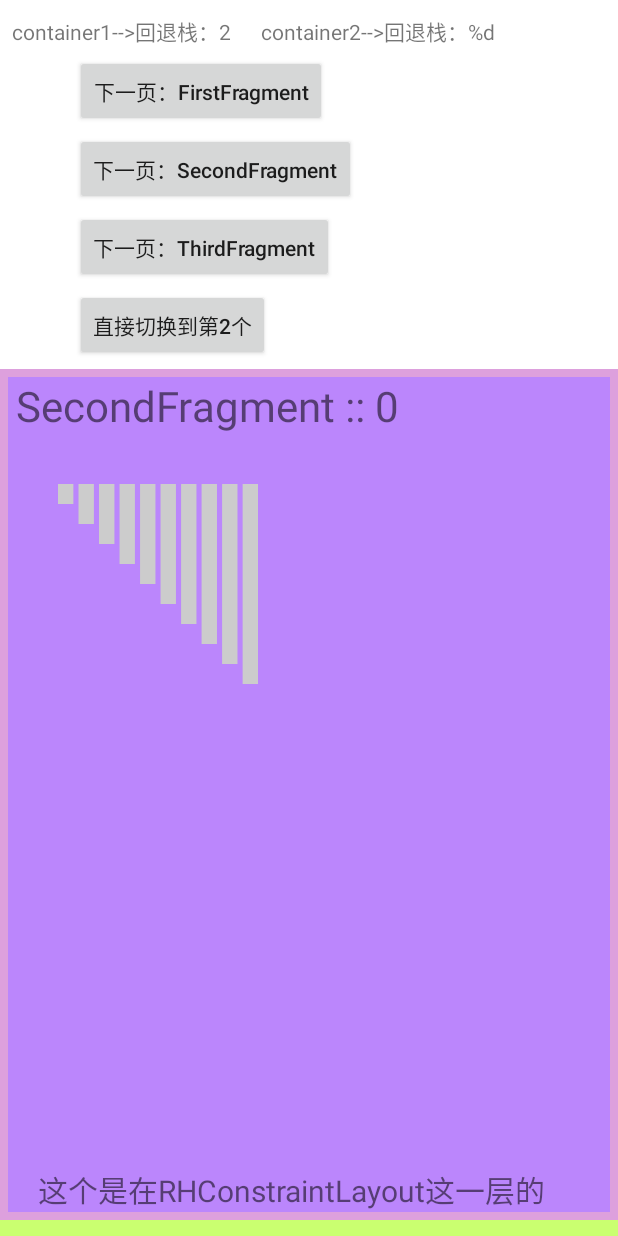
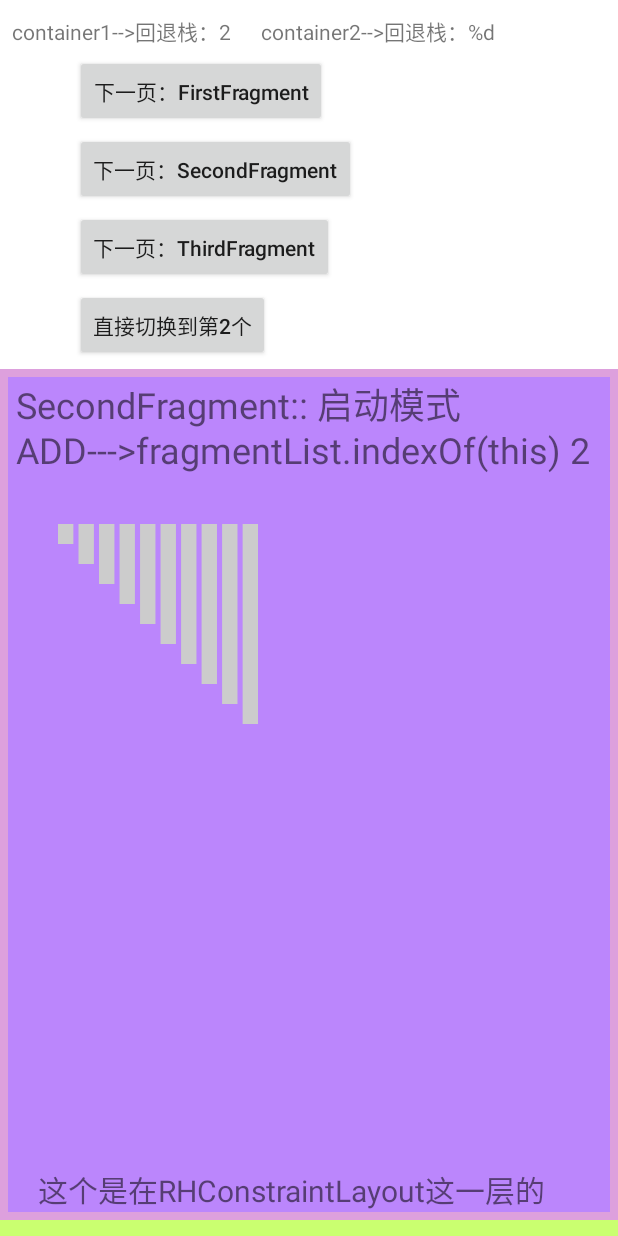
Before and after one commit to bearray123/EnjoyFrament, an Android app: the fragment FirstFragment placed in its activity, after a tap on "下一页：SecondFragment", on a phone screen of 412 x 824 dp. Run offline under Robolectric (Android 15) with nearby library versions, the phone set to English and light mode, and no system bars; pictures from the network do not load; 2 other taps on this screen came first.

Commit message:
调整布局

```diff
--- a/app/src/main/java/xyz/rh/enjoyframent/dialog/RHDialogFragment.kt
+++ b/app/src/main/java/xyz/rh/enjoyframent/dialog/RHDialogFragment.kt
@@ -73,7 +73,7 @@ class RHDialogFragment : DialogFragment() {
         jumpBtn.setOnClickListener {
             NavigationManager.push(
                 SecondFragment(),
-                NavigationManager.REPLACE
+                NavigationManager.ADD
             )
         }
         rootView.findViewById<Button>(R.id.in_dialog_cancel).setOnClickListener {
@@ -103,7 +103,7 @@ class RHDialogFragment : DialogFragment() {
 
                 // 不关注状态丢失的话建议使用dismissAllowingStateLoss
                 dismissAllowingStateLoss()
-            }, 3000)
+            }, /*3000*/0)
         }
         return rootView
     }
@@ -137,6 +137,7 @@ class RHDialogFragment : DialogFragment() {
         if (hidden) {
 //            fragmentTransaction.hide(this)
             dismiss()
+
         } else {
 //            fragmentTransaction.show(this)
             show(this.parentFragmentManager,"")
--- a/app/src/main/java/xyz/rh/enjoyframent/fragment/FirstFragment.kt
+++ b/app/src/main/java/xyz/rh/enjoyframent/fragment/FirstFragment.kt
@@ -58,7 +58,8 @@ class FirstFragment : BaseFragment() {
 
         val fragmentList = parentFragmentManager.fragments
         val currentFragmentIndex = fragmentList.indexOf(this)
-        textView?.text = "${textView?.text} :: ${currentFragmentIndex+1}" // index从0开始的
+        val mode = arguments?.getString("mode")
+        textView?.text = "${textView?.text} :: 启动模式 $mode ---> fragmentList.indexOf(this) = $currentFragmentIndex" // index从0开始的
         mShowDialogBtn = rootView.findViewById(R.id.show_dialog_btn)
         mShowDialogBtn?.setOnClickListener {
             // 方式一：采用DialogFragment来实现弹窗
--- a/app/src/main/java/xyz/rh/enjoyframent/fragment/NavigationManager.kt
+++ b/app/src/main/java/xyz/rh/enjoyframent/fragment/NavigationManager.kt
@@ -38,9 +38,18 @@ object NavigationManager {
 
 
     @JvmStatic
-    fun init(fragmentManager: FragmentManager, pageContainerId: Int) {
-        this.fragmentMananger = fragmentManager
+    fun init(fm: FragmentManager, pageContainerId: Int) {
+        fragmentMananger = fm
         this.pageContainerId = pageContainerId
+
+        fragmentMananger.addOnBackStackChangedListener {
+            val entryCount = fragmentMananger.backStackEntryCount
+            currentFragment = if (entryCount >= 1) {
+                fragmentMananger.fragments[entryCount - 1]
+            } else {
+                null
+            }
+        }
     }
 
     @JvmStatic
--- a/app/src/main/java/xyz/rh/enjoyframent/fragment/SecondFragment.java
+++ b/app/src/main/java/xyz/rh/enjoyframent/fragment/SecondFragment.java
@@ -54,8 +54,11 @@ public class SecondFragment extends BaseFragment {
         List<Fragment> fragmentList = fragmentManager.getFragments();
 
         int currentFragmentIndex = fragmentList.indexOf(this);
-
-        textView.setText(textView.getText() + " :: " + currentFragmentIndex);
+        String mode = "unknow";
+        if (getArguments() != null) {
+            mode = getArguments().getString("mode");
+        }
+        textView.setText(textView.getText() + ":: 启动模式 " + mode + "--->fragmentList.indexOf(this) " + currentFragmentIndex);
 
         return rootView;
 
--- a/app/src/main/java/xyz/rh/enjoyframent/fragment/TestFragmentEntryActivity.java
+++ b/app/src/main/java/xyz/rh/enjoyframent/fragment/TestFragmentEntryActivity.java
@@ -97,12 +97,18 @@ public class TestFragmentEntryActivity extends BaseActivity implements View.OnCl
 
         if (v == btn1) {
             FirstFragment fragment = new FirstFragment();
+            Bundle bundle = new Bundle();
+            bundle.putString("mode", "ADD");
+            fragment.setArguments(bundle);
             fragment.updateContent(fragment.hashCode() + "::加入回退栈");
-            NavigationManager.push(fragment, NavigationManager.REPLACE, true);
+            NavigationManager.push(fragment, NavigationManager.ADD, true);
         } else if (v == btn2) {
             SecondFragment fragment = new SecondFragment();
+            Bundle bundle = new Bundle();
+            bundle.putString("mode", "ADD");
+            fragment.setArguments(bundle);
             fragment.updateContent(fragment.hashCode() + "::加入回退栈");
-            NavigationManager.push(fragment, NavigationManager.REPLACE, true);
+            NavigationManager.push(fragment, NavigationManager.ADD, true);
         } else if (v == btn3) {
             ThirdFragment fragment = new ThirdFragment();
 
--- a/app/src/main/res/layout/fragment_first.xml
+++ b/app/src/main/res/layout/fragment_first.xml
@@ -12,7 +12,7 @@
       android:layout_width="wrap_content"
       android:layout_height="wrap_content"
       android:text="FirstFragment"
-      android:textSize="28sp"
+      android:textSize="24sp"
       app:layout_constraintTop_toTopOf="parent"
       app:layout_constraintStart_toStartOf="parent"
       android:layout_marginStart="5dp"
--- a/app/src/main/res/layout/fragment_second.xml
+++ b/app/src/main/res/layout/fragment_second.xml
@@ -11,7 +11,7 @@
       android:id="@+id/textview_second"
       android:layout_width="wrap_content"
       android:layout_height="wrap_content"
-      android:textSize="28sp"
+      android:textSize="24sp"
       android:text="SecondFragment"
       android:layout_marginStart="5dp"
       app:layout_constraintTop_toTopOf="parent"
```
